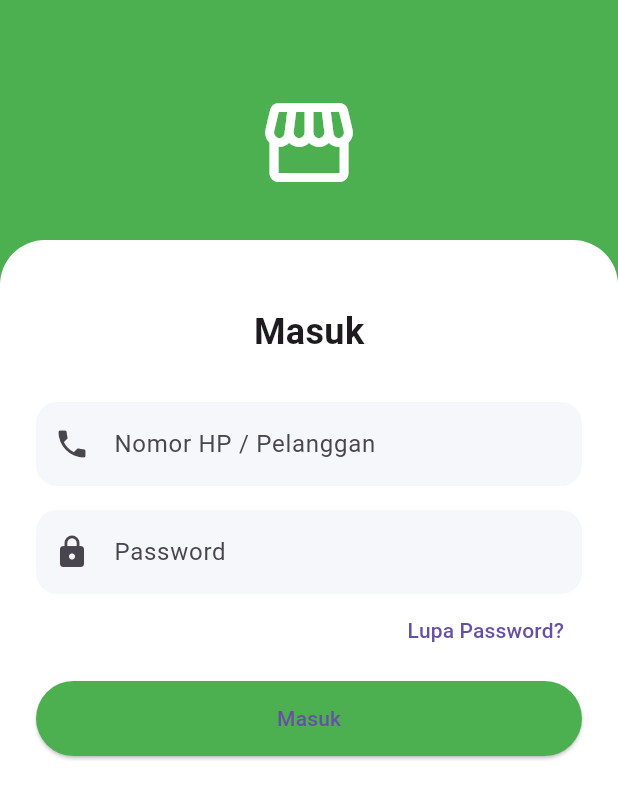
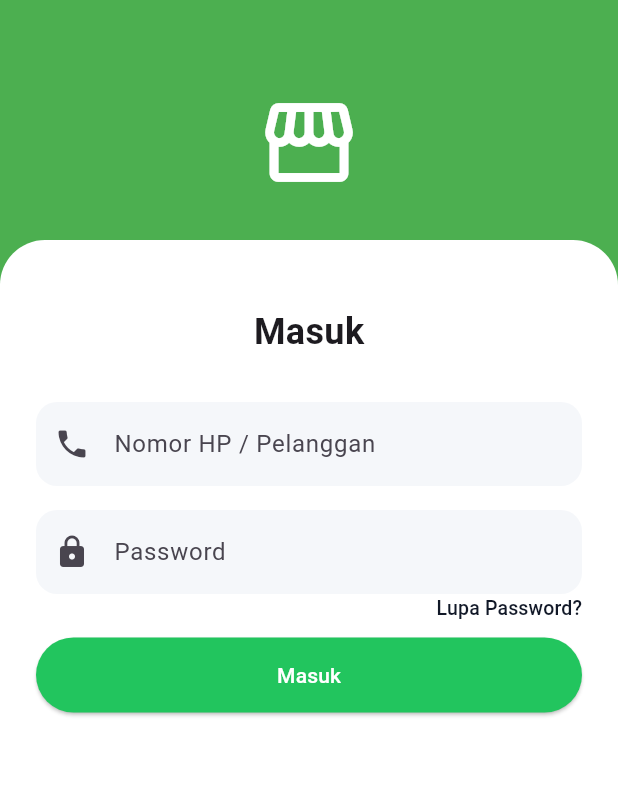
Before and after one commit to nathnia/SENKUKO, a Flutter app: the screen it shows after launch, on a phone screen of 412 x 824 dp. Shown: the top 799 px of the screen. Run offline on Flutter 3.47's test engine with Material 3 defaults, Android fonts, the phone set to English and light mode, and no system bars; our stand-ins replace get, get_storage.

Commit message:
tambahan design custommer

```diff
--- a/lib/features/auth/login/views/login_page.dart
+++ b/lib/features/auth/login/views/login_page.dart
@@ -1,5 +1,6 @@
 import 'package:flutter/material.dart';
 import 'package:get/get.dart';
+import 'package:senkuko/core/app_colors.dart';
 import 'package:senkuko/features/auth/pages/user/main/views/main_page.dart';
 
 class LoginPage extends StatelessWidget {
@@ -13,11 +14,7 @@ class LoginPage extends StatelessWidget {
         children: [
           Container(
             padding: const EdgeInsets.only(top: 60, bottom: 30),
-            child: const Icon(
-              Icons.storefront,
-              size: 70,
-              color: Colors.white,
-            ),
+            child: const Icon(Icons.storefront, size: 70, color: Colors.white),
           ),
 
           Expanded(
@@ -25,13 +22,10 @@ class LoginPage extends StatelessWidget {
               padding: const EdgeInsets.all(24),
               decoration: const BoxDecoration(
                 color: Colors.white,
-                borderRadius: BorderRadius.vertical(
-                  top: Radius.circular(30),
-                ),
+                borderRadius: BorderRadius.vertical(top: Radius.circular(30)),
               ),
               child: Column(
                 children: [
-
                   const SizedBox(height: 20),
 
                   const Text(
@@ -72,9 +66,24 @@ class LoginPage extends StatelessWidget {
 
                   Align(
                     alignment: Alignment.centerRight,
+
                     child: TextButton(
                       onPressed: () {},
-                      child: const Text("Lupa Password?"),
+
+                      style: TextButton.styleFrom(
+                        padding: EdgeInsets.zero,
+                        minimumSize: Size.zero,
+                        tapTargetSize: MaterialTapTargetSize.shrinkWrap,
+                        foregroundColor: AppColors.textPrimary,
+                      ),
+
+                      child: const Text(
+                        "Lupa Password?",
+                        style: TextStyle(
+                          fontSize: 13,
+                          fontWeight: FontWeight.w500,
+                        ),
+                      ),
                     ),
                   ),
 
@@ -85,7 +94,8 @@ class LoginPage extends StatelessWidget {
                     height: 50,
                     child: ElevatedButton(
                       style: ElevatedButton.styleFrom(
-                        backgroundColor: Colors.green,
+                        backgroundColor: AppColors.primary,
+                        foregroundColor: Colors.white,
                       ),
                       onPressed: () {
                         Get.offAll(() => const MainPage());
--- a/lib/features/auth/pages/user/product/views/product_detail_page.dart
+++ b/lib/features/auth/pages/user/product/views/product_detail_page.dart
@@ -354,6 +354,7 @@ void showBuyNowSheet(BuildContext context, ProductUI product) {
                             },
                             style: ElevatedButton.styleFrom(
                               backgroundColor: AppColors.primary,
+                              foregroundColor: Colors.white,
                             ),
                             child: const Text("Checkout"),
                           ),
```
Also changed, not shown: lib/features/auth/pages/user/cart/controller/cart_controller.dart (+13 -3 lines), lib/features/auth/pages/user/cart/views/cart_page.dart (+91 -37 lines).
